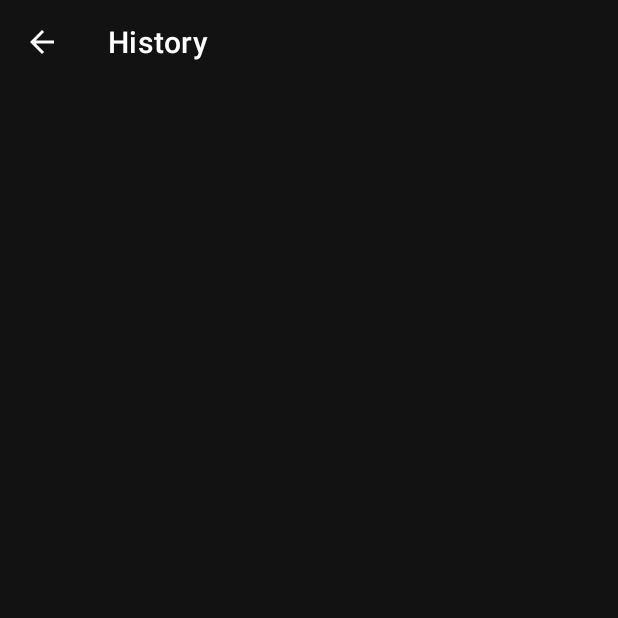
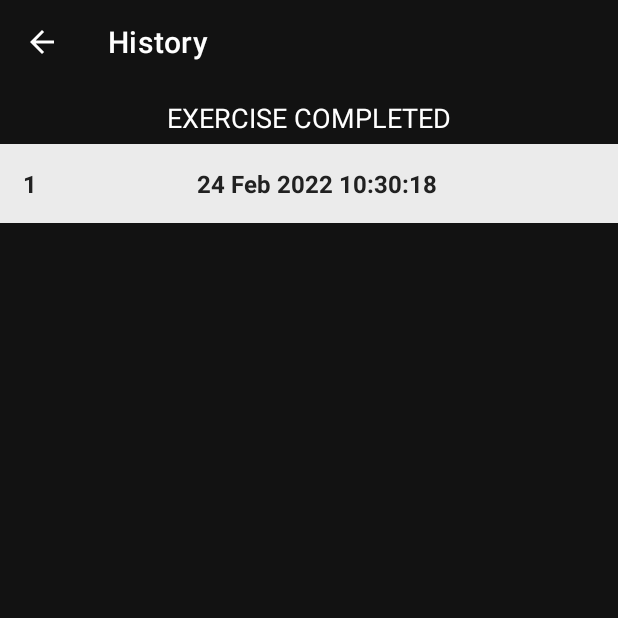
Before and after one commit to sblvitor/7MinutesWorkout, an Android app: the HistoryActivity screen opened directly, with no data from a screen before it, on a phone screen of 412 x 824 dp, the top half of it. Before the commit the part shown is almost empty. Run offline under Robolectric (Android 15) with nearby library versions, the phone set to English and light mode, and no system bars; our stand-ins replace Room's generated code.

Commit message:
history activity - room

```diff
--- a/app/src/main/AndroidManifest.xml
+++ b/app/src/main/AndroidManifest.xml
@@ -10,6 +10,7 @@
 
     <application
         android:allowBackup="true"
+        android:name=".WorkoutApp"
         android:icon="@mipmap/ic_launcher"
         android:label="@string/app_name"
         android:roundIcon="@mipmap/ic_launcher_round"
--- a/app/src/main/java/com/lira/a7minutesworkout/ExerciseActivity.kt
+++ b/app/src/main/java/com/lira/a7minutesworkout/ExerciseActivity.kt
@@ -23,10 +23,10 @@ class ExerciseActivity : AppCompatActivity(), TextToSpeech.OnInitListener {
     // Timers
     private var restTimer: CountDownTimer? = null
     private var restProgress = 0
-    private var restTimerDuration: Long = 1
+    private var restTimerDuration: Long = 10
     private var exerciseTimer: CountDownTimer? = null
     private var exerciseProgress = 0
-    private var exerciseTimerDuration: Long = 1
+    private var exerciseTimerDuration: Long = 30
 
     private var exerciseList: ArrayList<ExerciseModel>? = null
     private var currentExercisePosition = -1
--- a/app/src/main/java/com/lira/a7minutesworkout/HistoryActivity.kt
+++ b/app/src/main/java/com/lira/a7minutesworkout/HistoryActivity.kt
@@ -2,7 +2,13 @@ package com.lira.a7minutesworkout
 
 import androidx.appcompat.app.AppCompatActivity
 import android.os.Bundle
+import android.util.Log
+import android.view.View
+import androidx.lifecycle.lifecycleScope
+import androidx.recyclerview.widget.LinearLayoutManager
 import com.lira.a7minutesworkout.databinding.ActivityHistoryBinding
+import kotlinx.coroutines.flow.collect
+import kotlinx.coroutines.launch
 
 class HistoryActivity : AppCompatActivity() {
 
@@ -24,5 +30,36 @@ class HistoryActivity : AppCompatActivity() {
             onBackPressed()
         }
 
+        val historyDao = (application as WorkoutApp).db.historyDao()
+        getAllCompletedDates(historyDao)
+
     }
+
+    private fun getAllCompletedDates(historyDao: HistoryDao){
+        lifecycleScope.launch {
+            historyDao.fetchAllHistory().collect {
+                val arraylist = ArrayList(it)
+                if(arraylist.isNotEmpty()){
+                    binding?.tvExercisesCompleted?.visibility = View.VISIBLE
+                    binding?.rvHistory?.visibility = View.VISIBLE
+                    binding?.tvNoData?.visibility = View.GONE
+
+                    binding?.rvHistory?.layoutManager = LinearLayoutManager(this@HistoryActivity)
+                    val historyAdapter = HistoryAdapter(arraylist)
+                    binding?.rvHistory?.adapter = historyAdapter
+
+                }else{
+                    binding?.tvExercisesCompleted?.visibility = View.GONE
+                    binding?.rvHistory?.visibility = View.GONE
+                    binding?.tvNoData?.visibility = View.VISIBLE
+                }
+            }
+        }
+    }
+
+    override fun onDestroy() {
+        super.onDestroy()
+        binding = null
+    }
+
 }
--- /dev/null
+++ b/app/src/main/java/com/lira/a7minutesworkout/HistoryAdapter.kt
@@ -0,0 +1,38 @@
+package com.lira.a7minutesworkout
+
+import android.view.LayoutInflater
+import android.view.ViewGroup
+import androidx.core.content.ContextCompat
+import androidx.recyclerview.widget.RecyclerView
+import com.lira.a7minutesworkout.databinding.ItemHistoryRowBinding
+
+class HistoryAdapter(private val items: ArrayList<HistoryEntity>): RecyclerView.Adapter<HistoryAdapter.ViewHolder>() {
+
+    class ViewHolder(binding: ItemHistoryRowBinding): RecyclerView.ViewHolder(binding.root){
+        val llHistoryRow = binding.llHistoryRow
+        val tvPosition = binding.tvPosition
+        val tvItem = binding.tvItem
+    }
+
+    override fun onCreateViewHolder(parent: ViewGroup, viewType: Int): ViewHolder {
+        return ViewHolder(ItemHistoryRowBinding.inflate(LayoutInflater.from(parent.context), parent, false))
+    }
+
+    override fun onBindViewHolder(holder: ViewHolder, position: Int) {
+        val item = items[position]
+
+        holder.tvPosition.text = (position+1).toString()
+        holder.tvItem.text = item.date
+
+        if(position % 2 == 0){
+            holder.llHistoryRow.setBackgroundColor(ContextCompat.getColor(holder.itemView.context, R.color.history_light_gray))
+        }else{
+            holder.llHistoryRow.setBackgroundColor(ContextCompat.getColor(holder.itemView.context, R.color.white))
+        }
+
+    }
+
+    override fun getItemCount(): Int {
+        return items.size
+    }
+}
--- /dev/null
+++ b/app/src/main/java/com/lira/a7minutesworkout/HistoryDao.kt
@@ -0,0 +1,16 @@
+package com.lira.a7minutesworkout
+
+import androidx.room.Dao
+import androidx.room.Insert
+import androidx.room.Query
+import kotlinx.coroutines.flow.Flow
+
+@Dao
+interface HistoryDao {
+
+    @Insert
+    suspend fun insert(historyEntity: HistoryEntity)
+
+    @Query("SELECT * FROM `history-table` ORDER BY date DESC")
+    fun fetchAllHistory(): Flow<List<HistoryEntity>>
+}
--- /dev/null
+++ b/app/src/main/java/com/lira/a7minutesworkout/HistoryEntity.kt
@@ -0,0 +1,10 @@
+package com.lira.a7minutesworkout
+
+import androidx.room.Entity
+import androidx.room.PrimaryKey
+
+@Entity(tableName = "history-table")
+data class HistoryEntity(
+    @PrimaryKey
+    val date: String
+)
--- /dev/null
+++ b/app/src/main/java/com/lira/a7minutesworkout/WorkoutApp.kt
@@ -0,0 +1,11 @@
+package com.lira.a7minutesworkout
+
+import android.app.Application
+
+class WorkoutApp: Application() {
+
+    val db by lazy {
+        HistoryDatabase.getInstance(this)
+    }
+
+}
--- a/app/src/main/res/layout/activity_history.xml
+++ b/app/src/main/res/layout/activity_history.xml
@@ -17,5 +17,42 @@
         app:titleTextColor="@color/white"
         />
 
+    <TextView
+        android:id="@+id/tvExercisesCompleted"
+        android:layout_width="match_parent"
+        android:layout_height="wrap_content"
+        android:layout_margin="10dp"
+        app:layout_constraintTop_toBottomOf="@id/toolbarHistory"
+        android:text="@string/exercise_completed"
+        android:textColor="@color/white"
+        android:gravity="center"
+        android:textSize="18sp"
+        android:visibility="gone"
+        tools:visibility="visible"
+        />
+
+    <androidx.recyclerview.widget.RecyclerView
+        android:id="@+id/rvHistory"
+        android:layout_width="match_parent"
+        android:layout_height="wrap_content"
+        android:layout_marginTop="5dp"
+        app:layout_constraintTop_toBottomOf="@id/tvExercisesCompleted"
+        android:visibility="gone"
+        tools:visibility="visible"
+        />
+
+    <TextView
+        android:id="@+id/tvNoData"
+        android:layout_width="match_parent"
+        android:layout_height="wrap_content"
+        app:layout_constraintTop_toBottomOf="@id/toolbarHistory"
+        app:layout_constraintBottom_toBottomOf="parent"
+        android:text="@string/no_data_available"
+        android:textColor="@color/white"
+        android:gravity="center"
+        android:textSize="18sp"
+        android:visibility="visible"
+        />
+
 
 </androidx.constraintlayout.widget.ConstraintLayout>
--- /dev/null
+++ b/app/src/main/res/layout/item_history_row.xml
@@ -0,0 +1,34 @@
+<?xml version="1.0" encoding="utf-8"?>
+<LinearLayout xmlns:android="http://schemas.android.com/apk/res/android"
+    xmlns:tools="http://schemas.android.com/tools"
+    android:layout_width="match_parent"
+    android:layout_height="wrap_content"
+    android:background="#EBEBEB"
+    android:orientation="horizontal"
+    android:padding="15dp"
+    android:id="@+id/llHistoryRow">
+
+    <TextView
+        android:id="@+id/tvPosition"
+        android:layout_width="wrap_content"
+        android:layout_height="wrap_content"
+        tools:text="1"
+        android:gravity="center"
+        android:textSize="16sp"
+        android:textColor="#212121"
+        android:textStyle="bold"
+        />
+
+    <TextView
+        android:id="@+id/tvItem"
+        android:layout_width="0dp"
+        android:layout_height="wrap_content"
+        android:layout_weight="1"
+        tools:text="DATE"
+        android:gravity="center"
+        android:textSize="16sp"
+        android:textColor="#212121"
+        android:textStyle="bold"
+        />
+
+</LinearLayout>
--- a/app/src/main/res/values/colors.xml
+++ b/app/src/main/res/values/colors.xml
@@ -11,6 +11,7 @@
     <color name="main_color">#7400b8</color>
     <color name="grayBG">#121212</color>
     <color name="mtrl_textinput_default_box_stroke_color" tools:override="true">#fff</color>
+    <color name="history_light_gray">#EBEBEB</color>
 
     <color name="colorGray">#B2212121</color>
     <color name="light_gray_ripple">#C4C4C4</color>
--- a/app/src/main/res/values/strings.xml
+++ b/app/src/main/res/values/strings.xml
@@ -21,4 +21,6 @@
     <string name="feet">Feet</string>
     <string name="weight_in_pounds">Weight (in pounds)</string>
     <string name="history">History</string>
+    <string name="no_data_available">NO DATA AVAILABLE</string>
+    <string name="exercise_completed">EXERCISE COMPLETED</string>
 </resources>
```
Also changed, not shown: app/build.gradle (+14 -0 lines), app/src/main/java/com/lira/a7minutesworkout/FinishActivity.kt (+21 -0 lines), app/src/main/java/com/lira/a7minutesworkout/HistoryDatabase.kt (added, +32 -0 lines), 1 other file.
